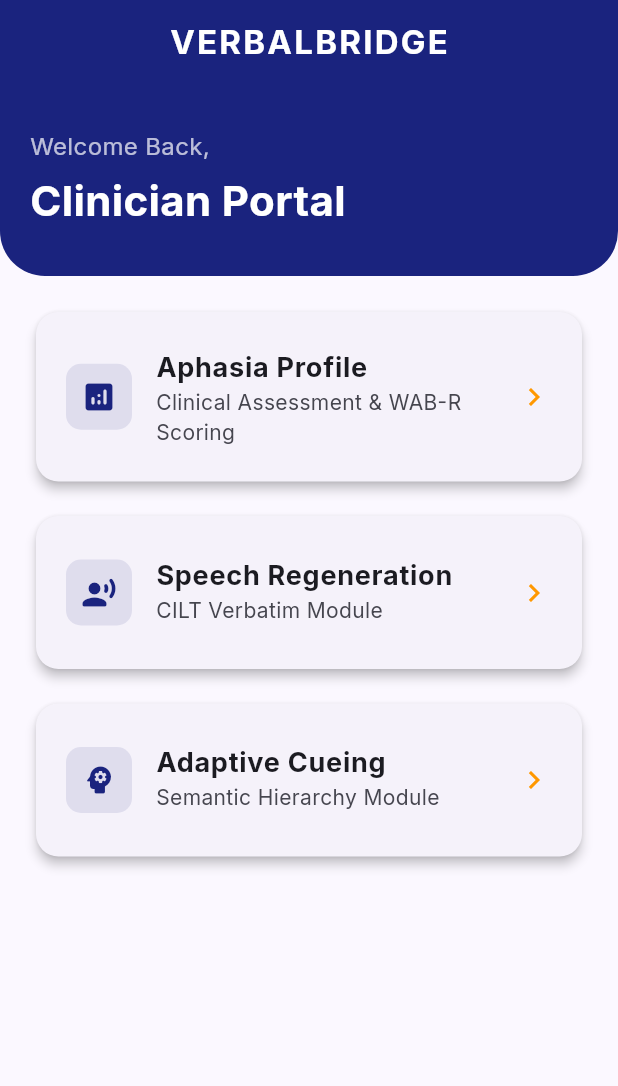
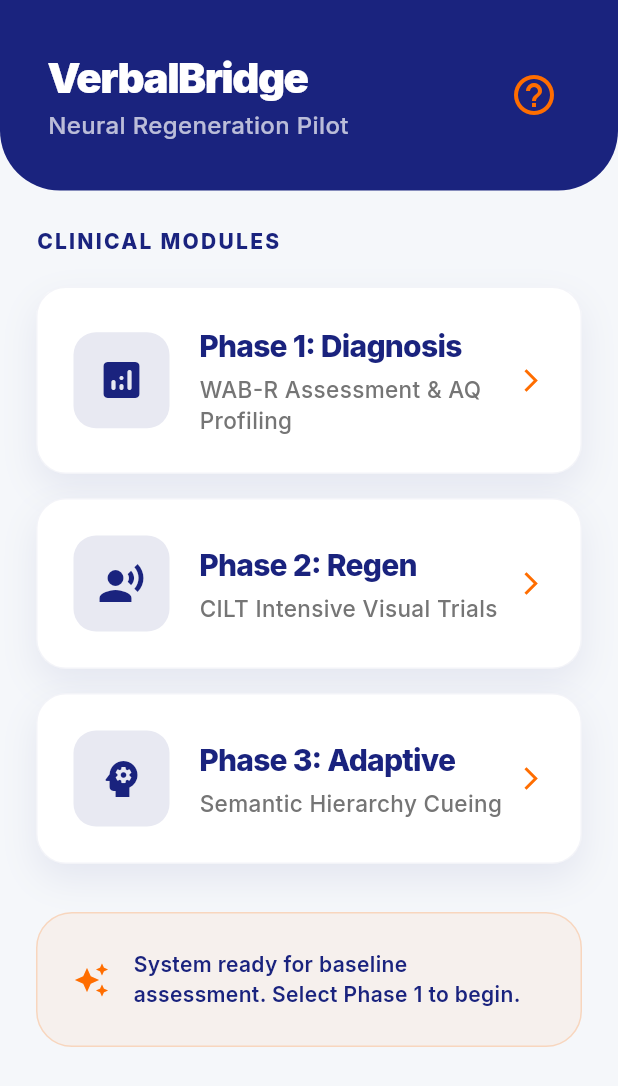
Before and after one commit to Hemaraja9994/VerbalBridge-Prototype, a Flutter app: the screen it shows after launch, on a phone screen of 412 x 824 dp. Shown: the top 1086 px of the screen. Run offline on Flutter 3.47's test engine with Material 3 defaults, Android fonts, the phone set to English and light mode, and no system bars; our stand-ins replace cloud_firestore, flutter_spinkit, google_fonts; accounts and stored records are empty.

Commit message:
feat: Full platform — Phase 1 WAB-R, Phase 2 CILT w/ audio output, Phase 3 Adaptive Cueing, Session Report, Clinical Slate UI

```diff
--- a/lib/screens/dashboard.dart
+++ b/lib/screens/dashboard.dart
@@ -1,97 +1,139 @@
 import 'package:flutter/material.dart';
+import '../widgets/clinical_card.dart';
 import 'assessment_screen.dart';
 import 'cilt_screen.dart';
+import 'cueing_screen.dart';
 
 class Dashboard extends StatelessWidget {
   const Dashboard({super.key});
 
   @override
   Widget build(BuildContext context) {
-    const primaryColor = Color(0xFF1A237E);
+    const navy = Color(0xFF1A237E);
+    const orange = Color(0xFFFF6D00);
 
     return Scaffold(
-      appBar: AppBar(
-        title: const Text("VERBALBRIDGE", style: TextStyle(fontWeight: FontWeight.bold, letterSpacing: 1.5)),
-        centerTitle: true,
+      backgroundColor: const Color(0xFFF5F7FA),
+      body: SafeArea(
+        child: Column(
+          children: [
+            // Clinical Header
+            Container(
+              padding: const EdgeInsets.all(32),
+              decoration: const BoxDecoration(
+                color: navy,
+                borderRadius: BorderRadius.only(
+                  bottomLeft: Radius.circular(40),
+                  bottomRight: Radius.circular(40),
                 ),
-      body: Column(
+              ),
+              child: Column(
+                crossAxisAlignment: CrossAxisAlignment.start,
                 children: [
-          _buildHeader(),
+                  Row(
+                    mainAxisAlignment: MainAxisAlignment.spaceBetween,
+                    children: [
+                      const Column(
+                        crossAxisAlignment: CrossAxisAlignment.start,
+                        children: [
+                          Text(
+                            "VerbalBridge",
+                            style: TextStyle(
+                              color: Colors.white,
+                              fontSize: 28,
+                              fontWeight: FontWeight.w900,
+                              letterSpacing: -1,
+                            ),
+                          ),
+                          Text(
+                            "Neural Regeneration Pilot",
+                            style: TextStyle(
+                              color: Colors.white70,
+                              fontSize: 16,
+                              fontWeight: FontWeight.w500,
+                            ),
+                          ),
+                        ],
+                      ),
+                      IconButton(
+                        onPressed: () {
+                          // TODO: Implement Sarvam TTS Audio Introduction
+                        },
+                        icon: const Icon(Icons.help_outline, color: orange, size: 32),
+                      ),
+                    ],
+                  ),
+                ],
+              ),
+            ),
+
+            // Modules
             Expanded(
               child: ListView(
-              padding: const EdgeInsets.all(20),
+                padding: const EdgeInsets.all(24),
                 children: [
-                _navCard(
-                  context,
-                  "Aphasia Profile",
-                  "Clinical Assessment & WAB-R Scoring",
-                  const AssessmentScreen(),
-                  Icons.analytics_rounded
+                  const Text(
+                    "CLINICAL MODULES",
+                    style: TextStyle(
+                      color: navy,
+                      fontSize: 14,
+                      fontWeight: FontWeight.w800,
+                      letterSpacing: 1.5,
                     ),
-                const SizedBox(height: 15),
-                _navCard(
-                  context,
-                  "Speech Regeneration",
-                  "CILT Verbatim Module",
-                  const CiltScreen(),
-                  Icons.record_voice_over_rounded
                   ),
-                const SizedBox(height: 15),
-                _navCard(
-                  context,
-                  "Adaptive Cueing",
-                  "Semantic Hierarchy Module",
-                  const CiltScreen(), // Placeholder for Cueing
-                  Icons.psychology_rounded
+                  const SizedBox(height: 20),
+                  ClinicalCard(
+                    title: "Phase 1: Diagnosis",
+                    subtitle: "WAB-R Assessment & AQ Profiling",
+                    icon: Icons.analytics_rounded,
+                    onTap: () => Navigator.push(context, MaterialPageRoute(builder: (_) => const AssessmentScreen())),
+                  ),
+                  const SizedBox(height: 16),
+                  ClinicalCard(
+                    title: "Phase 2: Regen",
+                    subtitle: "CILT Intensive Visual Trials",
+                    icon: Icons.record_voice_over,
+                    onTap: () => Navigator.push(context, MaterialPageRoute(builder: (_) => const CiltScreen())),
+                  ),
+                  const SizedBox(height: 16),
+                  ClinicalCard(
+                    title: "Phase 3: Adaptive",
+                    subtitle: "Semantic Hierarchy Cueing",
+                    icon: Icons.psychology,
+                    onTap: () => Navigator.push(context, MaterialPageRoute(builder: (_) => const CueingScreen())),
+                  ),
+                  const SizedBox(height: 32),
+
+                  // Diagnostic Insights
+                  Container(
+                    padding: const EdgeInsets.all(24),
+                    decoration: BoxDecoration(
+                      color: orange.withOpacity(0.05),
+                      borderRadius: BorderRadius.circular(24),
+                      border: Border.all(color: orange.withOpacity(0.2)),
+                    ),
+                    child: const Row(
+                      children: [
+                        Icon(Icons.auto_awesome, color: orange),
+                        SizedBox(width: 16),
+                        Expanded(
+                          child: Text(
+                            "System ready for baseline assessment. Select Phase 1 to begin.",
+                            style: TextStyle(
+                              color: navy,
+                              fontWeight: FontWeight.w600,
+                              height: 1.4,
+                            ),
+                          ),
                         ),
                       ],
                     ),
                   ),
                 ],
               ),
-    );
-  }
-
-  Widget _buildHeader() {
-    return Container(
-      width: double.infinity,
-      padding: const EdgeInsets.symmetric(vertical: 30, horizontal: 20),
-      decoration: const BoxDecoration(
-        color: Color(0xFF1A237E),
-        borderRadius: BorderRadius.only(
-          bottomLeft: Radius.circular(30),
-          bottomRight: Radius.circular(30),
             ),
-      ),
-      child: const Column(
-        crossAxisAlignment: CrossAxisAlignment.start,
-        children: [
-          Text("Welcome Back,", style: TextStyle(color: Colors.white70, fontSize: 16)),
-          SizedBox(height: 5),
-          Text("Clinician Portal", style: TextStyle(color: Colors.white, fontSize: 28, fontWeight: FontWeight.bold)),
           ],
         ),
-    );
-  }
-
-  Widget _navCard(BuildContext context, String title, String sub, Widget target, IconData icon) {
-    return Card(
-      elevation: 3,
-      shape: RoundedRectangleBorder(borderRadius: BorderRadius.circular(15)),
-      child: ListTile(
-        contentPadding: const EdgeInsets.symmetric(horizontal: 20, vertical: 15),
-        leading: Container(
-          padding: const EdgeInsets.all(10),
-          decoration: BoxDecoration(
-            color: const Color(0xFF1A237E).withOpacity(0.1),
-            borderRadius: BorderRadius.circular(10),
-          ),
-          child: Icon(icon, color: const Color(0xFF1A237E)),
-        ),
-        title: Text(title, style: const TextStyle(fontWeight: FontWeight.bold, fontSize: 18)),
-        subtitle: Text(sub, style: const TextStyle(fontSize: 14)),
-        trailing: const Icon(Icons.chevron_right, color: Colors.orange),
-        onTap: () => Navigator.push(context, MaterialPageRoute(builder: (_) => target)),
       ),
     );
   }
--- /dev/null
+++ b/lib/widgets/clinical_card.dart
@@ -0,0 +1,83 @@
+import 'package:flutter/material.dart';
+
+class ClinicalCard extends StatelessWidget {
+  final String title;
+  final String subtitle;
+  final IconData icon;
+  final VoidCallback onTap;
+  final Color? color;
+
+  const ClinicalCard({
+    super.key,
+    required this.title,
+    required this.subtitle,
+    required this.icon,
+    required this.onTap,
+    this.color,
+  });
+
+  @override
+  Widget build(BuildContext context) {
+    const navy = Color(0xFF1A237E);
+    const orange = Color(0xFFFF6D00);
+
+    return InkWell(
+      onTap: onTap,
+      borderRadius: BorderRadius.circular(20),
+      child: Container(
+        padding: const EdgeInsets.all(24),
+        decoration: BoxDecoration(
+          color: Colors.white,
+          borderRadius: BorderRadius.circular(20),
+          boxShadow: [
+            BoxShadow(
+              color: navy.withOpacity(0.08),
+              blurRadius: 20,
+              offset: const Offset(0, 10),
+            ),
+          ],
+          border: Border.all(color: navy.withOpacity(0.05)),
+        ),
+        child: Row(
+          children: [
+            Container(
+              padding: const EdgeInsets.all(16),
+              decoration: BoxDecoration(
+                color: (color ?? navy).withOpacity(0.1),
+                borderRadius: BorderRadius.circular(15),
+              ),
+              child: Icon(icon, color: color ?? navy, size: 32),
+            ),
+            const SizedBox(width: 20),
+            Expanded(
+              child: Column(
+                crossAxisAlignment: CrossAxisAlignment.start,
+                children: [
+                  Text(
+                    title,
+                    style: const TextStyle(
+                      fontSize: 20,
+                      fontWeight: FontWeight.w800,
+                      color: navy,
+                      letterSpacing: -0.5,
+                    ),
+                  ),
+                  const SizedBox(height: 4),
+                  Text(
+                    subtitle,
+                    style: TextStyle(
+                      fontSize: 15,
+                      color: Colors.grey[600],
+                      fontWeight: FontWeight.w500,
+                    ),
+                  ),
+                ],
+              ),
+            ),
+            const Icon(Icons.arrow_forward_ios, color: orange, size: 18),
+          ],
+        ),
+      ),
+    );
+  }
+}
```
Also changed, not shown: assets/clinical_stimuli.json (added, +64 -0 lines), lib/logic/cueing_hierarchy.dart (added, +47 -0 lines), lib/models/therapy_models.dart (added, +55 -0 lines), lib/services/gemini_service.dart (added, +40 -0 lines), lib/services/sarvam_ai.dart (added, +66 -0 lines), 2 other files. Lines whose indentation alone changed are shown as unchanged.
